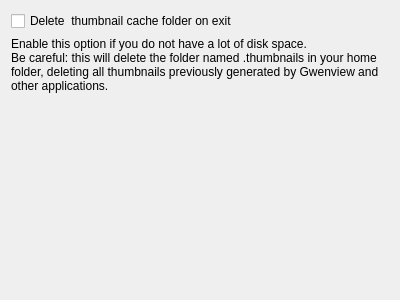
KDE/gwenview, file app/performanceconfigpage.ui: the form before one commit.
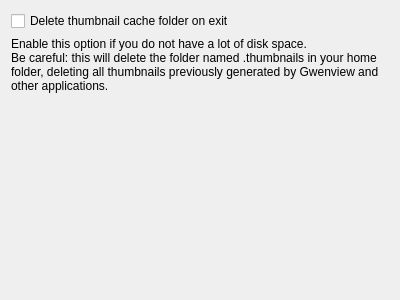
The form after the commit.

The edit to the form file:
```diff
--- a/app/performanceconfigpage.ui
+++ b/app/performanceconfigpage.ui
@@ -13,7 +13,7 @@
    <item>
     <widget class="QCheckBox" name="kcfg_DeleteThumbnailCacheOnExit" >
      <property name="text" >
-      <string>Delete  thumbnail cache folder on exit</string>
+      <string>Delete thumbnail cache folder on exit</string>
      </property>
     </widget>
    </item>
```
